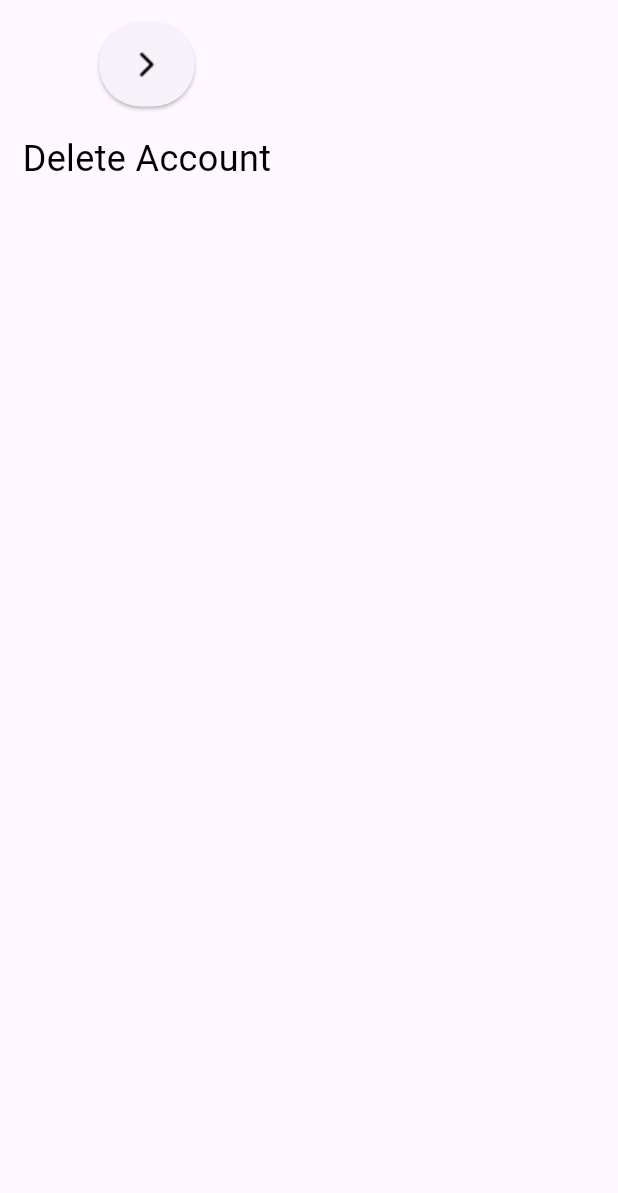
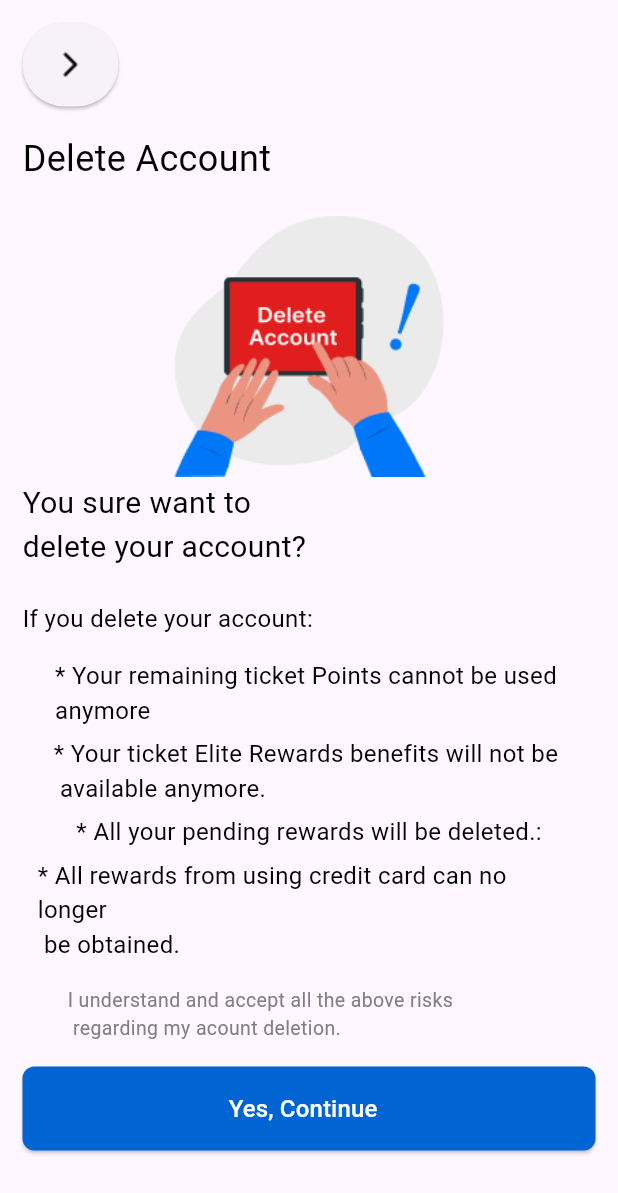
Before and after one commit to sevinchfarxodova/zs_uzairways, a Flutter app: the DeleteAccount screen opened by its route, on a phone screen of 412 x 824 dp. Shown: the top 1193 px of the screen. Run offline on Flutter 3.47's test engine with Material 3 defaults, Android fonts, the phone set to English and light mode, and no system bars; our stand-ins replace lite_rolling_switch; missing offline and left inert: coupon_uikit, ticket_widget.

Commit message:
profile page

```diff
--- a/lib/features/account_page/delete_account.dart
+++ b/lib/features/account_page/delete_account.dart
@@ -3,6 +3,7 @@ import 'package:flutter/material.dart';
 import 'package:zs_airways/core/constants/colors.dart';
 
 import '../auth/widgets/arrow.dart';
+import '../payment_details/transactions/widgets/button.dart';
 
 class DeleteAccount extends StatelessWidget {
   const DeleteAccount({super.key});
@@ -10,9 +11,11 @@ class DeleteAccount extends StatelessWidget {
   @override
   Widget build(BuildContext context) {
     return Scaffold(
-      body: Container(
+      body: SingleChildScrollView(
+        child: Container(
           padding: EdgeInsets.all(15),
           child: Column(
+            crossAxisAlignment: CrossAxisAlignment.start,
             children: [
               Arrow(
                 onPressed: () {
@@ -26,8 +29,80 @@ class DeleteAccount extends StatelessWidget {
                 fontSize: 24,
                 color: AppColors.black
               ),),
+              SizedBox(height: 18,),
+              Center(
+                child: Column(children: [
+                  Image.asset('assets/images/delete.png',
+                    width: 180,height: 180,),
+                ],),
+              ),
+              Text('You sure want to '
+                  '\ndelete your account?',
+                style: TextStyle(
+                fontSize: 20,
+                color: AppColors.black
+              ),),
+              SizedBox(height: 22,),
+              Text('If you delete your account:',
+                style: TextStyle(
+                    fontSize: 16,
+                    color: AppColors.black
+                ),),
+              SizedBox(height: 5,),
+              // remainders
+              Container(
+                padding: EdgeInsets.all(10),
+                child: Column(
+                  children: [
+                    // remainders
+                    Text( '* Your remaining ticket Points cannot be used \nanymore',
+                    style:TextStyle(
+                      fontSize: 16,
+                      color: AppColors.black
+                    )),
+                    SizedBox(height: 6,),
+                    Text('* Your ticket Elite Rewards benefits will not be \n available anymore.',
+                        style:TextStyle(
+                            fontSize: 16,
+                            color: AppColors.black
+                        )),
+                    SizedBox(height: 6,),
+                    Text('* All your pending rewards will be deleted.:',
+                      style: TextStyle(
+                          fontSize: 16,
+                          color: AppColors.black
+                      ),),
+                    SizedBox(height: 6,),
+                    Text('* All rewards from using credit card can no longer \n be obtained.',
+                        style:TextStyle(
+                            fontSize: 16,
+                            color: AppColors.black
+                        )),
+                    SizedBox(height: 6,),
+                  ],
+                ),
+              ),
+              Row(
+                children: [
+                  Image.asset('assets/images/Rectangle 29.png',
+                  width: 24,height: 24, color: AppColors.grey,),
+                  SizedBox(width: 6,),
+                  Text('I understand and accept all the above risks \n regarding my acount deletion.',
+                  style: TextStyle(
+                    fontSize: 13,color: AppColors.grey
+                  ),),
+                  SizedBox(height: 12,),
 
                 ],
+              ),
+              SizedBox(height: 16,),
+              Button(text: 'Yes, Continue',
+                  onPressed: (){
+
+                  }),
+
+            ],
+          ),
         ),
       ),
     );
--- a/lib/features/home_page/search_card_flights.dart
+++ b/lib/features/home_page/search_card_flights.dart
@@ -14,9 +14,9 @@ class SearchCardFlights extends StatelessWidget {
       backgroundColor: Colors.blue,
       body: SingleChildScrollView(
         child: Padding(
-          padding: EdgeInsets.all(14),
+          padding: EdgeInsets.all(20),
           child: Column(
-            mainAxisAlignment: MainAxisAlignment.start,
+           // mainAxisAlignment: MainAxisAlignment.spaceEvenly,
             children: [
               Row(
                   children: [
@@ -38,7 +38,7 @@ class SearchCardFlights extends StatelessWidget {
               ),
               SizedBox(height: 30,),
               SearchCard(),
-              SizedBox(height: 24,),
+              SizedBox(height: 12,),
               SearchCard(),
               SizedBox(height: 24,),
               SearchCard(),
--- a/lib/features/home_page/widgets/search_card.dart
+++ b/lib/features/home_page/widgets/search_card.dart
@@ -1,3 +1,4 @@
+import 'package:coupon_uikit/coupon_uikit.dart';
 import 'package:flutter/cupertino.dart';
 import 'package:flutter/material.dart';
 import 'package:ticket_widget/ticket_widget.dart';
@@ -10,16 +11,23 @@ class SearchCard extends StatelessWidget {
   @override
   Widget build(BuildContext context) {
     double screenWidth=MediaQuery.of(context).size.width;
-    return TicketWidget(
+    return CouponCard(
+      height: 280,
+      curvePosition: 200,
+     // curveRadius: 30,
+      borderRadius: 30,
+      firstChild:
+       TicketWidget(
         width: screenWidth*0.85,
-      height: 210,
+        height: 220,
         isCornerRounded: true,
         child: GestureDetector(
           onTap: (){
             Navigator.pushNamed(context, RouteNames.bookingDetail);
           },
-        child: Container(
-          padding: EdgeInsets.all(10),
+            child:
+              Container(
+                padding: EdgeInsets.all(20),
                 decoration: BoxDecoration(
                   color: Colors.white,
                   borderRadius: BorderRadius.circular(18),
@@ -27,7 +35,6 @@ class SearchCard extends StatelessWidget {
                 child: Column(
                  mainAxisAlignment: MainAxisAlignment.spaceBetween,
                   children: [
-               SizedBox(height: 1,),
                     // country
                     Row(
                       mainAxisAlignment: MainAxisAlignment.spaceBetween,
@@ -134,7 +141,7 @@ class SearchCard extends StatelessWidget {
                   ],
                 ),
               ),
-      ),
+         ),), secondChild: Container(),
     );
   }
 }
--- a/lib/myApp.dart
+++ b/lib/myApp.dart
@@ -12,7 +12,7 @@ class MyApp extends StatelessWidget {
   Widget build(BuildContext context) {
     return MaterialApp(
       debugShowCheckedModeBanner: false,
-      initialRoute: RouteNames.settingPin,
+      initialRoute: RouteNames.searchCardFlights,
       onGenerateRoute: AppRoute(context: context).onGenerateRoute,
     );
   }
--- a/pubspec.yaml
+++ b/pubspec.yaml
@@ -37,6 +37,7 @@ dependencies:
   cupertino_icons: ^1.0.8
   ticket_widget: ^1.0.2
   lite_rolling_switch: ^1.0.1
+  coupon_uikit: ^0.2.1
 
 dev_dependencies:
   flutter_test:
```
Also changed, not shown: pubspec.lock. Lines whose indentation alone changed are shown as unchanged.
